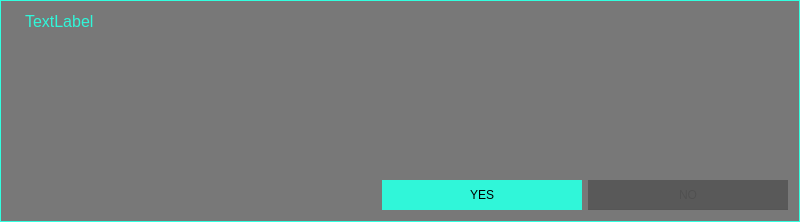
First picture: the form in src/ui/dialog_widget.ui, repository k88936/UnRustedWarfare, before the edit.
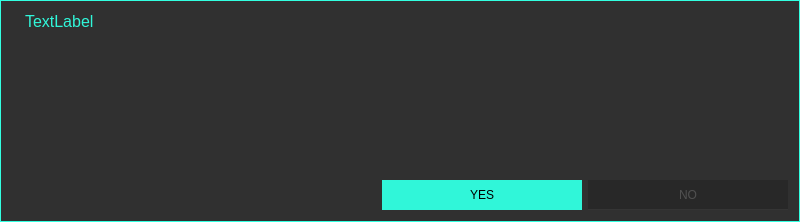
Second picture: the form after the edit. Icons and pictures are not drawn.

```diff
--- a/src/ui/dialog_widget.ui
+++ b/src/ui/dialog_widget.ui
@@ -32,7 +32,7 @@
 	background-color:#ff000000;
 }
 QWidget{
- 	background-color: #50000000;
+ 	background-color: #90000000;
 }
 QDialog {
 	background-color:#ff000000;
```
